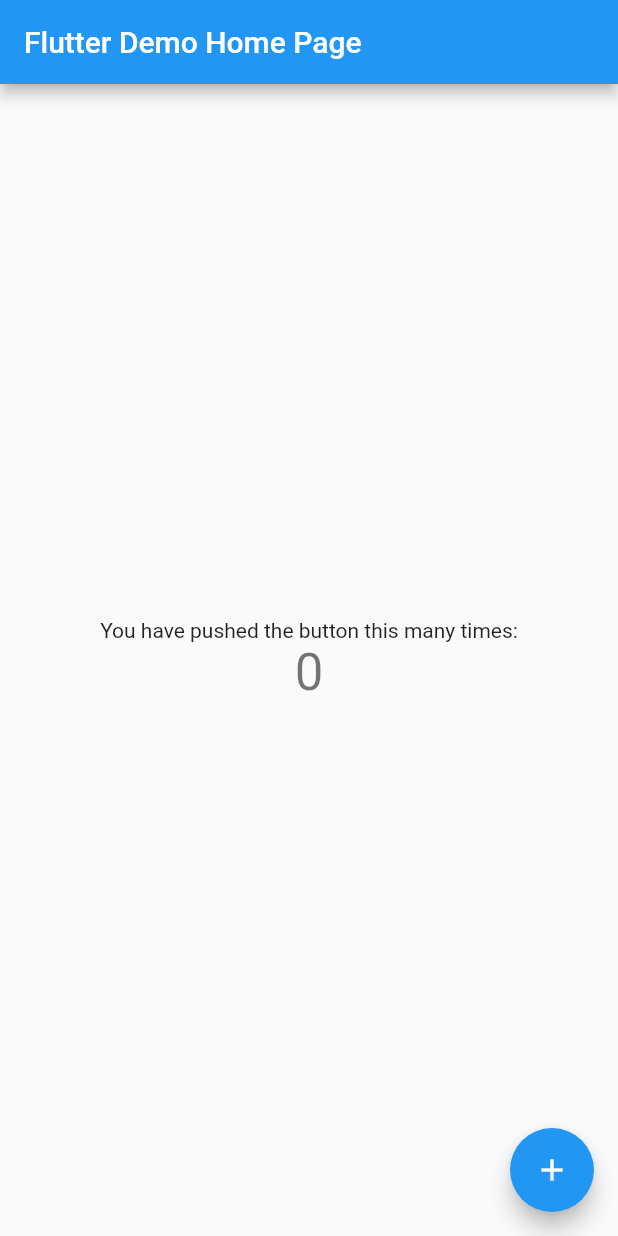
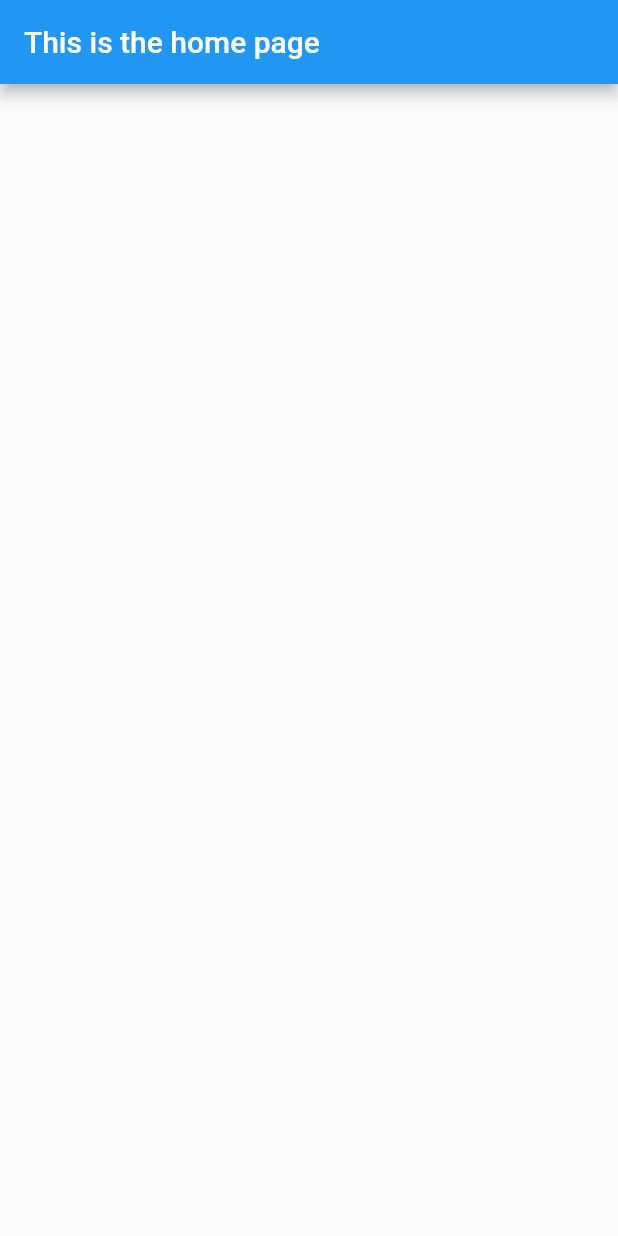
Before and after one commit to IKIGAI-Studios/Tanukitchen-Movil, a Flutter app: the screen it shows after launch, on a phone screen of 412 x 824 dp. Run offline on Flutter 3.47's test engine with Material 2 defaults, Android fonts, the phone set to English and light mode, and no system bars.

Commit message:
Miprimercommit
no es el primero vea
se agregaron fuentes (manrope y somatic) y el main con dos rutas porque aun no se que tanto va a llevar la ap

```diff
--- a/lib/main.dart
+++ b/lib/main.dart
@@ -1,115 +1,31 @@
+import 'package:flutter_localizations/flutter_localizations.dart';
+import 'package:tanuktchen/pages/home_page.dart';
+import 'package:tanuktchen/pages/panel_page.dart';
 import 'package:flutter/material.dart';
-
-void main() {
-  runApp(const MyApp());
-}
+void main() => runApp(const MyApp());
 
 class MyApp extends StatelessWidget {
   const MyApp({super.key});
 
-  // This widget is the root of your application.
   @override
   Widget build(BuildContext context) {
     return MaterialApp(
-      title: 'Flutter Demo',
-      theme: ThemeData(
-        // This is the theme of your application.
-        //
-        // Try running your application with "flutter run". You'll see the
-        // application has a blue toolbar. Then, without quitting the app, try
-        // changing the primarySwatch below to Colors.green and then invoke
-        // "hot reload" (press "r" in the console where you ran "flutter run",
-        // or simply save your changes to "hot reload" in a Flutter IDE).
-        // Notice that the counter didn't reset back to zero; the application
-        // is not restarted.
-        primarySwatch: Colors.blue,
-      ),
-      home: const MyHomePage(title: 'Flutter Demo Home Page'),
+      title: 'Tanukitchen Movil',
+      debugShowCheckedModeBanner: false,
+      localizationsDelegates: [
+        GlobalMaterialLocalizations.delegate,
+        GlobalWidgetsLocalizations.delegate,
+      ],
+      supportedLocales: [
+        const Locale('en', 'US'),
+        const Locale('es', 'ES'),
+      ],
+      //home: HomePage(),
+      initialRoute: 'home',
+      routes: <String, WidgetBuilder>{
+        'home': (BuildContext context) => HomePage(),
+        'panel': (BuildContext context) => PanelPage(),
+      },
     );
   }
 }
-
-class MyHomePage extends StatefulWidget {
-  const MyHomePage({super.key, required this.title});
-
-  // This widget is the home page of your application. It is stateful, meaning
-  // that it has a State object (defined below) that contains fields that affect
-  // how it looks.
-
-  // This class is the configuration for the state. It holds the values (in this
-  // case the title) provided by the parent (in this case the App widget) and
-  // used by the build method of the State. Fields in a Widget subclass are
-  // always marked "final".
-
-  final String title;
-
-  @override
-  State<MyHomePage> createState() => _MyHomePageState();
-}
-
-class _MyHomePageState extends State<MyHomePage> {
-  int _counter = 0;
-
-  void _incrementCounter() {
-    setState(() {
-      // This call to setState tells the Flutter framework that something has
-      // changed in this State, which causes it to rerun the build method below
-      // so that the display can reflect the updated values. If we changed
-      // _counter without calling setState(), then the build method would not be
-      // called again, and so nothing would appear to happen.
-      _counter++;
-    });
-  }
-
-  @override
-  Widget build(BuildContext context) {
-    // This method is rerun every time setState is called, for instance as done
-    // by the _incrementCounter method above.
-    //
-    // The Flutter framework has been optimized to make rerunning build methods
-    // fast, so that you can just rebuild anything that needs updating rather
-    // than having to individually change instances of widgets.
-    return Scaffold(
-      appBar: AppBar(
-        // Here we take the value from the MyHomePage object that was created by
-        // the App.build method, and use it to set our appbar title.
-        title: Text(widget.title),
-      ),
-      body: Center(
-        // Center is a layout widget. It takes a single child and positions it
-        // in the middle of the parent.
-        child: Column(
-          // Column is also a layout widget. It takes a list of children and
-          // arranges them vertically. By default, it sizes itself to fit its
-          // children horizontally, and tries to be as tall as its parent.
-          //
-          // Invoke "debug painting" (press "p" in the console, choose the
-          // "Toggle Debug Paint" action from the Flutter Inspector in Android
-          // Studio, or the "Toggle Debug Paint" command in Visual Studio Code)
-          // to see the wireframe for each widget.
-          //
-          // Column has various properties to control how it sizes itself and
-          // how it positions its children. Here we use mainAxisAlignment to
-          // center the children vertically; the main axis here is the vertical
-          // axis because Columns are vertical (the cross axis would be
-          // horizontal).
-          mainAxisAlignment: MainAxisAlignment.center,
-          children: <Widget>[
-            const Text(
-              'You have pushed the button this many times:',
-            ),
-            Text(
-              '$_counter',
-              style: Theme.of(context).textTheme.headline4,
-            ),
-          ],
-        ),
-      ),
-      floatingActionButton: FloatingActionButton(
-        onPressed: _incrementCounter,
-        tooltip: 'Increment',
-        child: const Icon(Icons.add),
-      ), // This trailing comma makes auto-formatting nicer for build methods.
-    );
-  }
-}
--- /dev/null
+++ b/lib/pages/home_page.dart
@@ -0,0 +1,14 @@
+import 'package:flutter/material.dart';
+
+class HomePage extends StatelessWidget {
+  const HomePage({super.key});
+
+  @override
+  Widget build(BuildContext context) {
+    return Scaffold(
+      appBar: AppBar(
+        title: Text('This is the home page'),
+      ),
+    );
+  }
+}
--- /dev/null
+++ b/lib/pages/panel_page.dart
@@ -0,0 +1,12 @@
+import 'package:flutter/material.dart';
+
+class PanelPage extends StatelessWidget {
+  const PanelPage({super.key});
+
+  @override
+  Widget build(BuildContext context) {
+    return Scaffold(
+      appBar: AppBar(title: Text('Panel de tanukichen')),
+    );
+  }
+}
```
Also changed, not shown: pubspec.yaml (+14 -1 lines), fonts/Manrope-Bold.ttf (added), fonts/Manrope-Medium.ttf (added), fonts/Manrope-Regular.ttf (added), fonts/Manrope-SemiBold.ttf (added), fonts/Somatic-Rounded.otf (added), pubspec.lock.
